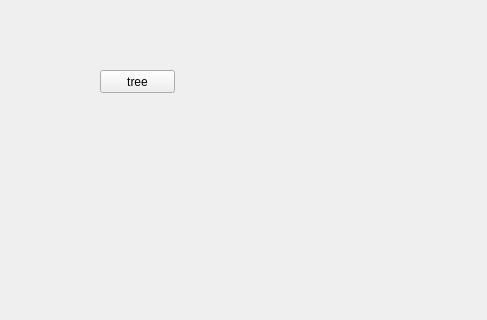
First picture: the form in KHYControl/mainwindow.ui, repository yolens11/ly, before the edit; both pictures show x 0 to 487 and y 0 to 320 of the 800 by 600 pixel window.
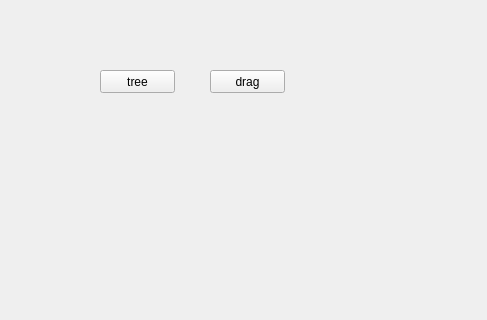
Second picture: the form after the edit.

Patch:
```diff
--- a/KHYControl/mainwindow.ui
+++ b/KHYControl/mainwindow.ui
@@ -27,6 +27,19 @@
      <string>tree</string>
     </property>
    </widget>
+   <widget class="QPushButton" name="pushButton_drag">
+    <property name="geometry">
+     <rect>
+      <x>210</x>
+      <y>70</y>
+      <width>75</width>
+      <height>23</height>
+     </rect>
+    </property>
+    <property name="text">
+     <string>drag</string>
+    </property>
+   </widget>
   </widget>
   <widget class="QMenuBar" name="menubar">
    <property name="geometry">
```
